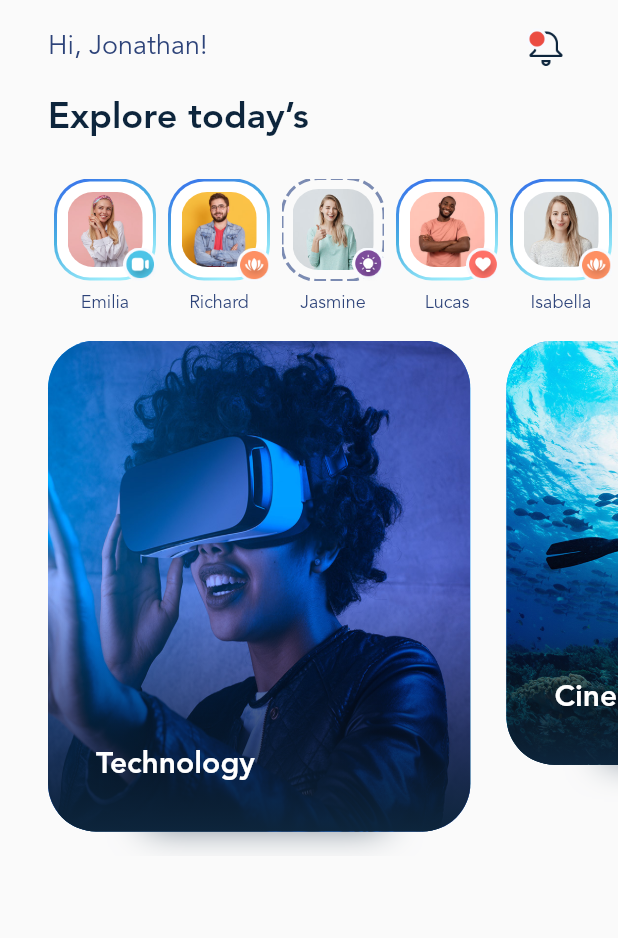
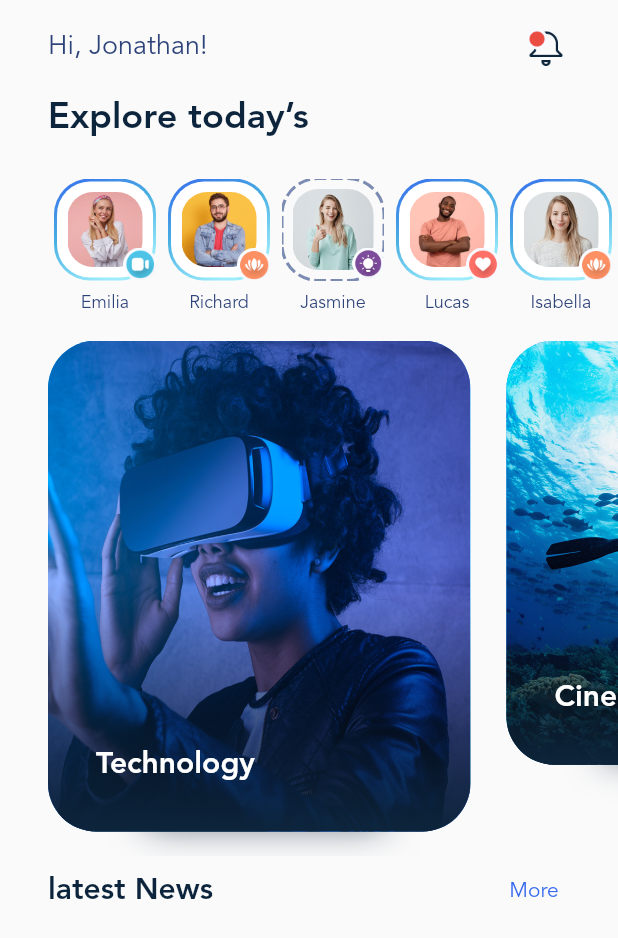
Before and after one commit to raziyehkargar/Flutter_Application_2_AdvanceUI, a Flutter app: the screen it shows after launch, on a phone screen of 412 x 824 dp. Shown: the top 938 px of the screen. Run offline on Flutter 3.47's test engine with Material 2 defaults, Android fonts, the phone set to English and light mode, and no system bars; drawn by our look-alikes of dotted_border.

Commit message:
start design posts

```diff
--- a/flutter_application_advance_ui/lib/main.dart
+++ b/flutter_application_advance_ui/lib/main.dart
@@ -17,12 +17,25 @@
   Widget build(BuildContext context) {
     const primaryTextColor = Color(0xff0D253C);
     const secondryTextColor = Color(0xff2D4379);
+    const primaryColor = Color(0xff376AED);
     return MaterialApp(
       title: 'Flutter Demo',
       theme: ThemeData(
         // This is the theme of your application.
         primarySwatch: Colors.blue,
-
+        primaryColor: primaryColor,
+        textButtonTheme: TextButtonThemeData(
+          style: ButtonStyle(
+            textStyle: MaterialStateProperty.all(
+              const TextStyle(
+                fontFamily: defaultFontFamilyEN,
+                fontSize: 14,
+                fontWeight: FontWeight.w400,
+                color: primaryColor,
+              ),
+            ),
+          ),
+        ),
         textTheme: const TextTheme(
             subtitle1: TextStyle(
                 fontFamily: defaultFontFamilyEN,
@@ -33,6 +46,12 @@
               fontFamily: defaultFontFamilyEN,
               fontWeight: FontWeight.w700,
               color: primaryTextColor,
+            ),
+            headline5: TextStyle(
+              fontFamily: defaultFontFamilyEN,
+              fontWeight: FontWeight.w700,
+              color: primaryTextColor,
+              fontSize: 20,
             ),
             headline4: TextStyle(
               fontFamily: defaultFontFamilyEN,
@@ -97,6 +116,8 @@
               _StoriesList(stories: stories, textTheme: textTheme),
               //list categories
               _CategoriesList(),
+              //list of postes
+              _PostList(),
             ],
           ),
         ),
@@ -331,3 +352,33 @@
     );
   }
 }
+
+class _PostList extends StatelessWidget {
+  @override
+  Widget build(BuildContext context) {
+    final ThemeData themeData = Theme.of(context);
+
+    return Column(
+      children: [
+        Padding(
+          padding: const EdgeInsets.only(right: 24, left: 32),
+          child: Row(
+            mainAxisAlignment: MainAxisAlignment.spaceBetween,
+            crossAxisAlignment: CrossAxisAlignment.center,
+            children: [
+              Text('latest News', style: themeData.textTheme.headline5),
+              TextButton(
+                  onPressed: () {},
+                  child: Text(
+                    'More',
+                    style: TextStyle(
+                      color: themeData.primaryColor,
+                    ),
+                  )),
+            ],
+          ),
+        ),
+      ],
+    );
+  }
+}
```
